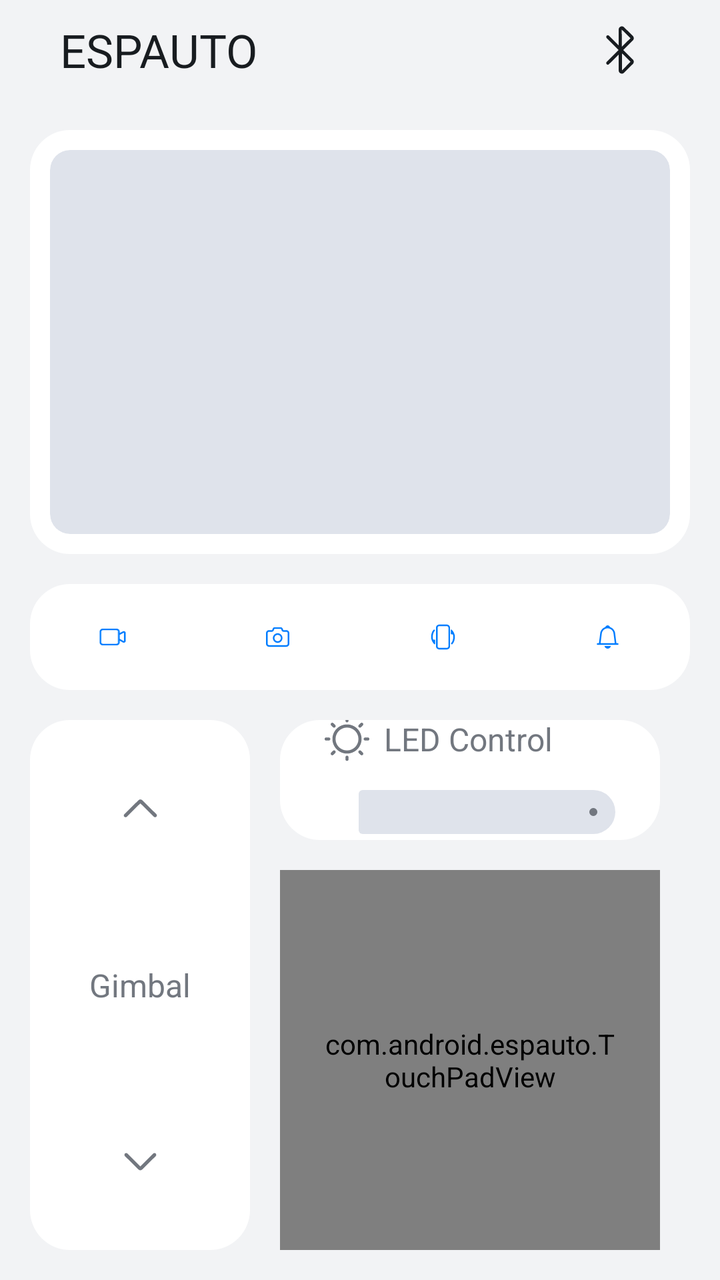
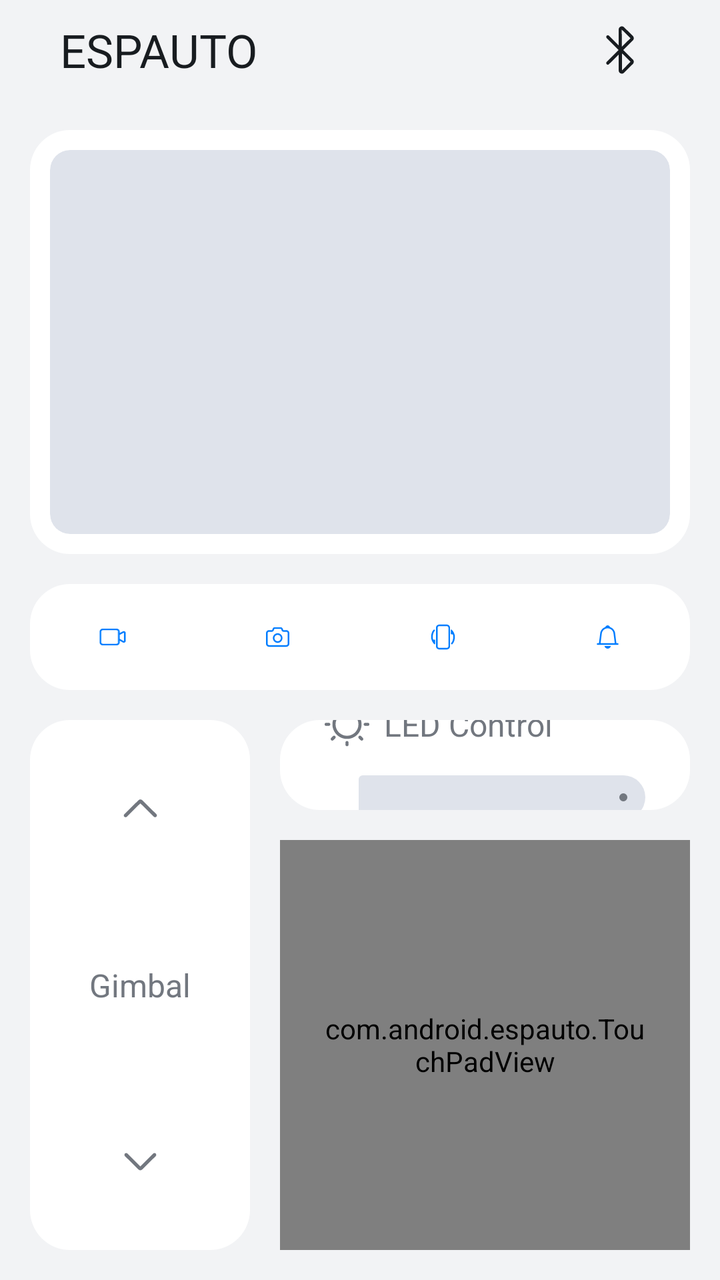

Compare the two renders of this Android layout. The source of the first and the diff that turns it into the second are given below.
<!-- AndroidManifest.xml: application theme Theme.ESPAUTO -->
<!-- res/layout/activity_main.xml -->
<?xml version="1.0" encoding="utf-8"?>
<LinearLayout xmlns:android="http://schemas.android.com/apk/res/android"
    xmlns:app="http://schemas.android.com/apk/res-auto"
    xmlns:tools="http://schemas.android.com/tools"
    android:id="@+id/main"
    android:layout_width="match_parent"
    android:layout_height="match_parent"
    android:orientation="vertical"
    android:paddingHorizontal="15dp"
    tools:context=".MainActivity">

    <RelativeLayout
        android:id="@+id/rl_top_app_bar"
        android:layout_width="match_parent"
        android:layout_height="50dp"
        android:layout_marginBottom="15dp"
        android:gravity="center_vertical"
        app:layout_scrollFlags="scroll|enterAlways">

        <TextView
            android:id="@+id/tv_app_title"
            android:layout_width="wrap_content"
            android:layout_height="wrap_content"
            android:layout_alignParentStart="true"
            android:layout_centerVertical="true"
            android:layout_marginStart="15dp"
            android:layout_toStartOf="@id/btn_scan_device"
            android:ellipsize="end"
            android:maxLines="1"
            android:text="@string/app_name"
            android:textSize="23sp"
            android:textColor="@color/md_theme_onSurface"
            tools:ignore="VisualLintSystemUi" />

        <ImageButton
            android:id="@+id/btn_scan_device"
            android:layout_width="40dp"
            android:layout_height="40dp"
            android:layout_alignParentEnd="true"
            android:layout_centerVertical="true"
            android:layout_marginEnd="15dp"
            android:background="@drawable/ic_connection_bg"
            android:contentDescription="@string/desc_scan_device"
            android:padding="7dp"
            android:scaleType="fitCenter"
            android:src="@drawable/ic_bluetooth_connect"
            tools:ignore="SpeakableTextPresentCheck,TouchTargetSizeCheck" />

    </RelativeLayout>

    <FrameLayout
        android:layout_width="match_parent"
        android:layout_height="0dp"
        android:layout_weight="1.2"
        android:background="@drawable/bg_panel"
        android:padding="10dp">

        <androidx.cardview.widget.CardView
            android:id="@+id/cv_video_container"
            android:layout_width="match_parent"
            android:layout_height="match_parent"
            app:cardBackgroundColor="@color/md_theme_surfaceVariant"
            app:cardCornerRadius="10dp"
            app:cardElevation="0dp">

            <ImageView
                android:id="@+id/iv_video_display"
                android:layout_width="match_parent"
                android:layout_height="match_parent"
                android:contentDescription="@null"
                android:scaleType="centerCrop"
                tools:ignore="ImageContrastCheck" />

        </androidx.cardview.widget.CardView>

        <TextView
            android:id="@+id/ll_live_status_label"
            android:layout_width="wrap_content"
            android:layout_height="wrap_content"
            android:layout_marginStart="10dp"
            android:layout_marginTop="10dp"
            android:background="@drawable/bg_status"
            app:drawableStartCompat="@drawable/ic_live"
            android:drawablePadding="5dp"
            android:gravity="center"
            android:paddingHorizontal="5dp"
            android:paddingVertical="2dp"
            android:text="@string/status_live"
            android:textColor="@android:color/white"
            android:textSize="12sp"
            android:visibility="gone" />

        <LinearLayout
            android:id="@+id/ll_device_info_panel"
            android:layout_width="wrap_content"
            android:layout_height="wrap_content"
            android:layout_gravity="end"
            android:layout_marginTop="10dp"
            android:gravity="center_vertical"
            android:orientation="horizontal"
            android:visibility="gone"
            tools:ignore="UseCompoundDrawables">

            <TextView
                android:id="@+id/tv_signal_strength"
                android:layout_width="52dp"
                android:layout_height="wrap_content"
                app:drawableStartCompat="@drawable/ic_signal_0_bar"
                android:drawablePadding="3dp"
                android:text="@string/placeholder_signal_strength"
                android:textColor="@android:color/white" />

            <TextView
                android:id="@+id/tv_temperature"
                android:layout_width="52dp"
                android:layout_height="wrap_content"
                android:layout_marginStart="2dp"
                app:drawableStartCompat="@drawable/ic_thermometer"
                android:drawablePadding="3dp"
                android:text="@string/placeholder_temperature"
                android:textColor="@android:color/white" />

            <TextView
                android:id="@+id/tv_video_fps"
                android:layout_width="66dp"
                android:layout_height="wrap_content"
                android:layout_marginStart="3dp"
                app:drawableStartCompat="@drawable/ic_fps"
                android:drawablePadding="3dp"
                android:text="@string/placeholder_video_fps"
                android:textColor="@android:color/white" />
        </LinearLayout>

        <RelativeLayout
            android:id="@+id/rl_loading_container"
            android:layout_width="match_parent"
            android:layout_height="match_parent"
            android:visibility="gone">

            <FrameLayout
                android:id="@+id/fl_icon_container"
                android:layout_width="wrap_content"
                android:layout_height="wrap_content"
                android:layout_centerInParent="true"
                android:visibility="gone">

                <ImageView
                    android:id="@+id/iv_no_device_icon"
                    android:layout_width="45dp"
                    android:layout_height="45dp"
                    android:contentDescription="@null"
                    android:scaleType="centerCrop"
                    android:src="@drawable/ic_no_device"
                    android:visibility="gone" />

                <ImageView
                    android:id="@+id/iv_reconnect_icon"
                    android:layout_width="45dp"
                    android:layout_height="45dp"
                    android:contentDescription="@null"
                    android:scaleType="centerCrop"
                    android:src="@drawable/ic_refresh"
                    android:stateListAnimator="@animator/pressed_state_list"
                    android:visibility="gone" />

                <ProgressBar
                    android:id="@+id/pb_loading_indicator"
                    android:layout_width="45dp"
                    android:layout_height="45dp"
                    android:indeterminate="true"
                    android:indeterminateDrawable="@drawable/anim_loading"
                    android:visibility="gone" />

            </FrameLayout>

            <TextView
                android:id="@+id/tv_loading_tip"
                android:layout_width="wrap_content"
                android:layout_height="wrap_content"
                android:layout_below="@id/fl_icon_container"
                android:layout_centerHorizontal="true"
                android:layout_marginTop="15dp"
                android:text="@string/tip_scan_no_device"
                android:textColor="#FFFFFF"
                android:textSize="16sp"
                android:visibility="gone" />

            <LinearLayout
                android:id="@+id/ll_scan_panel"
                android:layout_width="match_parent"
                android:layout_height="match_parent"
                android:orientation="vertical"
                android:visibility="gone">

                <LinearLayout
                    android:layout_width="match_parent"
                    android:layout_height="wrap_content"
                    android:orientation="horizontal"
                    android:padding="8dp">

                    <TextView
                        android:id="@+id/tv_scan_tip"
                        android:layout_width="0dp"
                        android:layout_height="wrap_content"
                        android:layout_weight="1"
                        android:text="@string/tip_scanning_device"
                        android:textColor="@android:color/white"
                        android:textSize="14sp" />

                    <ProgressBar
                        android:id="@+id/pb_scan_indicator"
                        style="?android:attr/progressBarStyleSmall"
                        android:layout_width="20dp"
                        android:layout_height="20dp"
                        android:indeterminateTint="@android:color/white" />

                </LinearLayout>

                <FrameLayout
                    android:layout_width="match_parent"
                    android:layout_height="0dp"
                    android:layout_weight="1">

                    <androidx.recyclerview.widget.RecyclerView
                        android:id="@+id/rv_scan_devices"
                        android:layout_width="match_parent"
                        android:layout_height="match_parent"
                        android:paddingHorizontal="5dp"
                        android:clipToPadding="false" />

                    <LinearLayout
                        android:id="@+id/ll_skeleton_container"
                        android:layout_width="match_parent"
                        android:layout_height="match_parent"
                        android:orientation="vertical"
                        android:paddingHorizontal="5dp">

                        <include layout="@layout/item_skeleton_device" />

                        <include layout="@layout/item_skeleton_device" />

                        <include layout="@layout/item_skeleton_device" />

                        <include layout="@layout/item_skeleton_device" />

                    </LinearLayout>

                </FrameLayout>

            </LinearLayout>

        </RelativeLayout>

    </FrameLayout>

    <androidx.constraintlayout.widget.ConstraintLayout
        android:layout_width="match_parent"
        android:layout_height="0dp"
        android:layout_marginVertical="15dp"
        android:layout_weight="0.3"
        android:background="@drawable/bg_panel">

        <ImageButton
            android:id="@+id/btn_video_record"
            android:layout_width="0dp"
            android:layout_height="0dp"
            android:background="@drawable/bg_button_ripple"
            android:contentDescription="@string/desc_video_record"
            android:padding="20dp"
            android:scaleType="fitCenter"
            android:src="@drawable/ic_video"
            app:layout_constraintBottom_toBottomOf="parent"
            app:layout_constraintEnd_toStartOf="@id/btn_screenshot"
            app:layout_constraintHorizontal_chainStyle="spread"
            app:layout_constraintHorizontal_weight="1"
            app:layout_constraintStart_toStartOf="parent"
            app:layout_constraintTop_toTopOf="parent"
            tools:ignore="SpeakableTextPresentCheck" />

        <ImageButton
            android:id="@+id/btn_screenshot"
            android:layout_width="0dp"
            android:layout_height="0dp"
            android:background="@drawable/bg_button_ripple"
            android:contentDescription="@string/desc_screenshot"
            android:padding="20dp"
            android:scaleType="fitCenter"
            android:src="@drawable/ic_camera"
            app:layout_constraintBottom_toBottomOf="parent"
            app:layout_constraintEnd_toStartOf="@id/btn_mode_switch"
            app:layout_constraintHorizontal_weight="1"
            app:layout_constraintStart_toEndOf="@id/btn_video_record"
            app:layout_constraintTop_toTopOf="parent"
            tools:ignore="SpeakableTextPresentCheck" />

        <ImageButton
            android:id="@+id/btn_mode_switch"
            android:layout_width="0dp"
            android:layout_height="0dp"
            android:background="@drawable/bg_button_ripple"
            android:contentDescription="@string/desc_mode_switch"
            android:padding="20dp"
            android:scaleType="fitCenter"
            android:src="@drawable/ic_gravity_off"
            app:layout_constraintBottom_toBottomOf="parent"
            app:layout_constraintEnd_toStartOf="@id/btn_device_beep"
            app:layout_constraintHorizontal_weight="1"
            app:layout_constraintStart_toEndOf="@id/btn_screenshot"
            app:layout_constraintTop_toTopOf="parent"
            tools:ignore="SpeakableTextPresentCheck" />

        <ImageButton
            android:id="@+id/btn_device_beep"
            android:layout_width="0dp"
            android:layout_height="0dp"
            android:background="@drawable/bg_button_ripple"
            android:contentDescription="@string/desc_device_beep"
            android:padding="20dp"
            android:scaleType="fitCenter"
            android:src="@drawable/ic_ring"
            app:layout_constraintBottom_toBottomOf="parent"
            app:layout_constraintEnd_toEndOf="parent"
            app:layout_constraintHorizontal_weight="1"
            app:layout_constraintStart_toEndOf="@id/btn_mode_switch"
            app:layout_constraintTop_toTopOf="parent"
            tools:ignore="SpeakableTextPresentCheck" />

    </androidx.constraintlayout.widget.ConstraintLayout>

    <androidx.constraintlayout.widget.ConstraintLayout
        android:layout_width="match_parent"
        android:layout_height="0dp"
        android:layout_marginBottom="15dp"
        android:layout_weight="1.5">

        <androidx.constraintlayout.widget.ConstraintLayout
            android:id="@+id/ll_servo_control"
            android:layout_width="0dp"
            android:layout_height="0dp"
            android:background="@drawable/bg_panel"
            app:layout_constraintBottom_toBottomOf="parent"
            app:layout_constraintEnd_toStartOf="@id/cl_right_control_panel"
            app:layout_constraintHorizontal_chainStyle="spread"
            app:layout_constraintHorizontal_weight="1"
            app:layout_constraintStart_toStartOf="parent"
            app:layout_constraintTop_toTopOf="parent">

            <ImageButton
                android:id="@+id/btn_servo_up"
                android:layout_width="0dp"
                android:layout_height="0dp"
                android:background="@drawable/bg_button_ripple"
                android:contentDescription="@string/desc_servo_up"
                android:padding="30dp"
                android:scaleType="fitCenter"
                android:src="@drawable/ic_chevron_up"
                app:layout_constraintBottom_toTopOf="@id/tv_servo_label"
                app:layout_constraintEnd_toEndOf="parent"
                app:layout_constraintStart_toStartOf="parent"
                app:layout_constraintTop_toTopOf="parent"
                app:layout_constraintVertical_chainStyle="spread"
                app:layout_constraintVertical_weight="1"
                tools:ignore="SpeakableTextPresentCheck" />

            <TextView
                android:id="@+id/tv_servo_label"
                android:layout_width="0dp"
                android:layout_height="0dp"
                android:gravity="center"
                android:text="@string/label_servo"
                android:textColor="@color/md_theme_outline"
                android:textSize="16sp"
                app:layout_constraintBottom_toTopOf="@id/btn_servo_down"
                app:layout_constraintEnd_toEndOf="parent"
                app:layout_constraintStart_toStartOf="parent"
                app:layout_constraintTop_toBottomOf="@id/btn_servo_up"
                app:layout_constraintVertical_weight="1" />

            <ImageButton
                android:id="@+id/btn_servo_down"
                android:layout_width="0dp"
                android:layout_height="0dp"
                android:background="@drawable/bg_button_ripple"
                android:contentDescription="@string/desc_servo_down"
                android:padding="30dp"
                android:scaleType="fitCenter"
                android:src="@drawable/ic_chevron_down"
                app:layout_constraintBottom_toBottomOf="parent"
                app:layout_constraintEnd_toEndOf="parent"
                app:layout_constraintStart_toStartOf="parent"
                app:layout_constraintTop_toBottomOf="@id/tv_servo_label"
                app:layout_constraintVertical_weight="1"
                tools:ignore="SpeakableTextPresentCheck" />

        </androidx.constraintlayout.widget.ConstraintLayout>

        <androidx.constraintlayout.widget.ConstraintLayout
            android:id="@+id/cl_right_control_panel"
            android:layout_width="0dp"
            android:layout_height="0dp"
            android:paddingStart="15dp"
            android:paddingEnd="15dp"
            app:layout_constraintBottom_toBottomOf="parent"
            app:layout_constraintEnd_toEndOf="parent"
            app:layout_constraintHorizontal_weight="2"
            app:layout_constraintStart_toEndOf="@id/ll_servo_control"
            app:layout_constraintTop_toTopOf="parent">

            <LinearLayout
                android:id="@+id/ll_led_control"
                android:layout_width="0dp"
                android:layout_height="0dp"
                android:layout_marginBottom="15dp"
                android:background="@drawable/bg_panel"
                android:gravity="center_vertical"
                android:orientation="vertical"
                android:paddingHorizontal="15dp"
                app:layout_constraintBottom_toTopOf="@id/touch_pad_control"
                app:layout_constraintEnd_toEndOf="parent"
                app:layout_constraintStart_toStartOf="parent"
                app:layout_constraintTop_toTopOf="parent">

                <LinearLayout
                    android:layout_width="match_parent"
                    android:layout_height="wrap_content"
                    android:layout_marginTop="7dp"
                    android:orientation="horizontal"
                    tools:ignore="UseCompoundDrawables,VisualLintBounds">

                    <ImageView
                        android:id="@+id/iv_led_icon"
                        android:layout_width="25dp"
                        android:layout_height="25dp"
                        android:layout_gravity="center_vertical"
                        android:layout_marginStart="6dp"
                        android:layout_marginEnd="6dp"
                        android:contentDescription="@null"
                        app:srcCompat="@drawable/ic_brightness"
                        tools:ignore="VisualLintBounds" />

                    <TextView
                        android:id="@+id/tv_led_control_title"
                        android:layout_width="match_parent"
                        android:layout_height="wrap_content"
                        android:layout_gravity="center_vertical"
                        android:text="@string/label_led_control"
                        android:textColor="@color/md_theme_outline"
                        android:textSize="16sp"
                        tools:ignore="VisualLintLocaleText,VisualLintBounds" />

                </LinearLayout>

                <com.google.android.material.slider.Slider
                    android:id="@+id/slider_led_brightness"
                    android:layout_width="match_parent"
                    android:layout_height="wrap_content"
                    android:layout_gravity="center_vertical"
                    android:layout_marginStart="-7dp"
                    android:layout_marginEnd="-7dp"
                    android:valueFrom="0"
                    android:valueTo="255"
                    app:haloColor="@android:color/transparent"
                    app:labelBehavior="gone"
                    app:thumbColor="@android:color/white"
                    app:thumbRadius="10dp"
                    app:trackColorActive="@color/md_theme_outline"
                    app:trackColorInactive="@color/md_theme_surfaceVariant"
                    app:trackCornerRadius="14dp"
                    app:trackHeight="22dp"
                    tools:ignore="SpeakableTextPresentCheck,VisualLintBounds" />

            </LinearLayout>

            <com.android.espauto.TouchPadView
                android:id="@+id/touch_pad_control"
                android:layout_width="0dp"
                android:layout_height="0dp"
                android:background="@drawable/bg_panel"
                android:padding="20dp"
                app:layout_constraintBottom_toBottomOf="parent"
                app:layout_constraintDimensionRatio="1:1"
                app:layout_constraintEnd_toEndOf="parent"
                app:layout_constraintStart_toStartOf="parent"
                tools:ignore="VisualLintBounds" />

        </androidx.constraintlayout.widget.ConstraintLayout>

    </androidx.constraintlayout.widget.ConstraintLayout>
</LinearLayout>
<!-- res/layout/item_skeleton_device.xml (included above) -->
<?xml version="1.0" encoding="utf-8"?>
<LinearLayout xmlns:android="http://schemas.android.com/apk/res/android"
    android:layout_width="match_parent"
    android:layout_height="wrap_content"
    android:orientation="horizontal"
    android:padding="5dp">

    <View
        android:layout_width="40dp"
        android:layout_height="40dp"
        android:background="@drawable/bg_skeleton_round" />

    <LinearLayout
        android:layout_width="match_parent"
        android:layout_height="wrap_content"
        android:layout_gravity="center"
        android:layout_marginStart="5dp"
        android:orientation="vertical">

        <View
            android:layout_width="116dp"
            android:layout_height="17dp"
            android:background="@drawable/bg_skeleton_line" />

        <View
            android:layout_width="100dp"
            android:layout_height="14dp"
            android:layout_marginTop="3dp"
            android:background="@drawable/bg_skeleton_line" />

    </LinearLayout>
</LinearLayout>
<!-- resources referenced by this layout -->
<resources>
  <color name="md_theme_onSurface">#FF181C20</color>
  <color name="md_theme_outline">#FF72777F</color>
  <color name="md_theme_surfaceVariant">#FFDFE3EB</color>
  <!-- drawable anim_loading (drawable) -->
  <?xml version="1.0" encoding="utf-8"?>
  <rotate xmlns:android="http://schemas.android.com/apk/res/android"
      android:drawable="@drawable/ic_loading"
      android:fromDegrees="0"
      android:pivotX="50%"
      android:pivotY="50%"
      android:duration="1000"
      android:toDegrees="1080" />
  <!-- drawable bg_panel (drawable) -->
  <?xml version="1.0" encoding="utf-8"?>
  <shape xmlns:android="http://schemas.android.com/apk/res/android"
      android:shape="rectangle">
  
      <corners android:radius="20dp" />
      <solid android:color="@color/md_theme_surface" />
  </shape>
  <!-- drawable bg_skeleton_line (drawable) -->
  <?xml version="1.0" encoding="utf-8"?>
  <shape xmlns:android="http://schemas.android.com/apk/res/android"
      android:shape="rectangle">
      <corners android:radius="4dp" />
      <solid android:color="#33FFFFFF" />
  </shape>
  <!-- drawable bg_skeleton_round (drawable) -->
  <?xml version="1.0" encoding="utf-8"?>
  <shape xmlns:android="http://schemas.android.com/apk/res/android"
      android:shape="rectangle">
      <corners android:radius="8dp" />
      <solid android:color="#33FFFFFF" />
  </shape>
  <!-- drawable bg_status (drawable) -->
  <?xml version="1.0" encoding="utf-8"?>
  <shape xmlns:android="http://schemas.android.com/apk/res/android"
      android:shape="rectangle">
      <corners android:radius="6dp" />
      <solid android:color="#33000000" />
  </shape>
  <string name="app_name" translatable="false">ESPAUTO</string>
  <string name="desc_device_beep">Beep</string>
  <string name="desc_mode_switch">Gravity control</string>
  <string name="desc_scan_device">Scan and connect device</string>
  <string name="desc_screenshot">Take screenshot</string>
  <string name="desc_servo_down">Gimbal down</string>
  <string name="desc_servo_up">Gimbal up</string>
  <string name="desc_video_record">Record video</string>
  <string name="label_led_control">LED Control</string>
  <string name="label_servo">Gimbal</string>
  <string name="placeholder_signal_strength">---%</string>
  <string name="placeholder_temperature">---℃</string>
  <string name="placeholder_video_fps">---FPS</string>
  <string name="status_live">Live</string>
  <string name="tip_scan_no_device">No devices detected</string>
  <string name="tip_scanning_device">Scanning for devices…</string>
  <color name="md_theme_surface">#FFFFFFFF</color>
  <color name="md_theme_primary">#FF007DFF</color>
  <color name="md_theme_background">#FFF2F3F5</color>
  <color name="md_theme_onPrimary">#FFFFFFFF</color>
  <color name="md_theme_primaryContainer">#FFD6E8FF</color>
  <color name="md_theme_onPrimaryContainer">#FF001E3C</color>
  <color name="md_theme_secondary">#FF535F70</color>
  <color name="md_theme_onSecondary">#FFFFFFFF</color>
  <color name="md_theme_secondaryContainer">#FFD7E3F8</color>
  <color name="md_theme_onSecondaryContainer">#FF101C2C</color>
  <color name="md_theme_tertiary">#FF00687A</color>
  <color name="md_theme_onTertiary">#FFFFFFFF</color>
  <color name="md_theme_tertiaryContainer">#FFAFECFF</color>
  <color name="md_theme_onTertiaryContainer">#FF001F26</color>
  <color name="md_theme_error">#FFB32626</color>
  <color name="md_theme_onError">#FFFFFFFF</color>
  <color name="md_theme_errorContainer">#FFFFDAD6</color>
  <color name="md_theme_onErrorContainer">#FF410002</color>
  <color name="md_theme_onBackground">#FF181C20</color>
  <color name="md_theme_onSurfaceVariant">#FF42474E</color>
  <color name="md_theme_outlineVariant">#FFC2C7CF</color>
  <color name="md_theme_inverseSurface">#FF2D3033</color>
  <color name="md_theme_inverseOnSurface">#FFEFF1F5</color>
  <color name="md_theme_inversePrimary">#FFA9C8FF</color>
  <!-- unchanged entries left out for length: 18 -->
</resources>

<!-- the commit's change to res/layout/activity_main.xml (unified diff, before → after) -->
@@ -399,12 +399,12 @@
             android:layout_width="0dp"
             android:layout_height="0dp"
             android:paddingStart="15dp"
-            android:paddingEnd="15dp"
             app:layout_constraintBottom_toBottomOf="parent"
             app:layout_constraintEnd_toEndOf="parent"
             app:layout_constraintHorizontal_weight="2"
             app:layout_constraintStart_toEndOf="@id/ll_servo_control"
-            app:layout_constraintTop_toTopOf="parent">
+            app:layout_constraintTop_toTopOf="parent"
+            tools:ignore="RtlSymmetry">
 
             <LinearLayout
                 android:id="@+id/ll_led_control"
